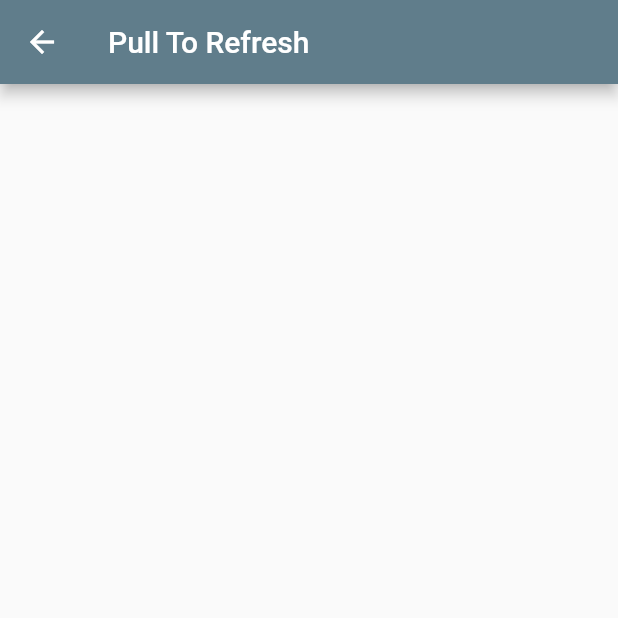
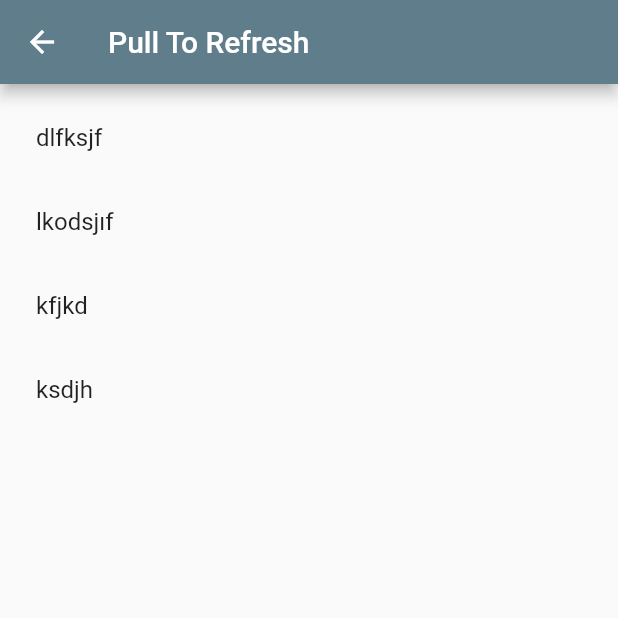
Before and after one commit to gulsenkeskin/top_listview_widgets, a Flutter app: the PullToRefreshPage screen opened directly, on a phone screen of 412 x 824 dp, the top half of it. Run offline on Flutter 3.47's test engine with Material 2 defaults, Android fonts, the phone set to English and light mode, and no system bars.

Commit message:
Update pull_to_refresh.dart

```diff
--- a/lib/src/pages/pull_to_refresh.dart
+++ b/lib/src/pages/pull_to_refresh.dart
@@ -1,14 +1,39 @@
 import 'package:flutter/material.dart';
 
-class PullToRefreshPage extends StatelessWidget {
+class PullToRefreshPage extends StatefulWidget {
   const PullToRefreshPage({Key? key, required this.title}) : super(key: key);
   final String title;
 
   @override
+  State<PullToRefreshPage> createState() => _PullToRefreshPageState();
+}
+
+class _PullToRefreshPageState extends State<PullToRefreshPage> {
+  List<String> items = ["dlfksjf", "lkodsjıf", "kfjkd", "ksdjh"];
+
+  Future refresh() async {
+    setState(() {
+      items = ["1", "2", "3", "4"];
+    });
+  }
+
+  @override
   Widget build(BuildContext context) {
     return Scaffold(
-      appBar:AppBar(title: Text(title),
-
+      appBar: AppBar(
+        title: Text(widget.title),
+      ),
+      body: RefreshIndicator(
+        onRefresh: refresh,
+        child: ListView.builder(
+            padding: const EdgeInsets.all(8),
+            itemCount: items.length,
+            itemBuilder: (context, index) {
+              final item = items[index];
+              return ListTile(
+                title: Text(item),
+              );
+            }),
       ),
     );
   }
```
